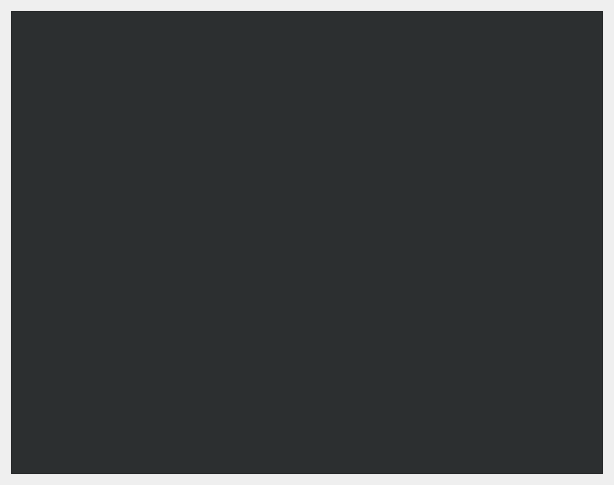
First picture: the form in views/ui/versionlist.ui, repository sisardor/python-training, before the edit.
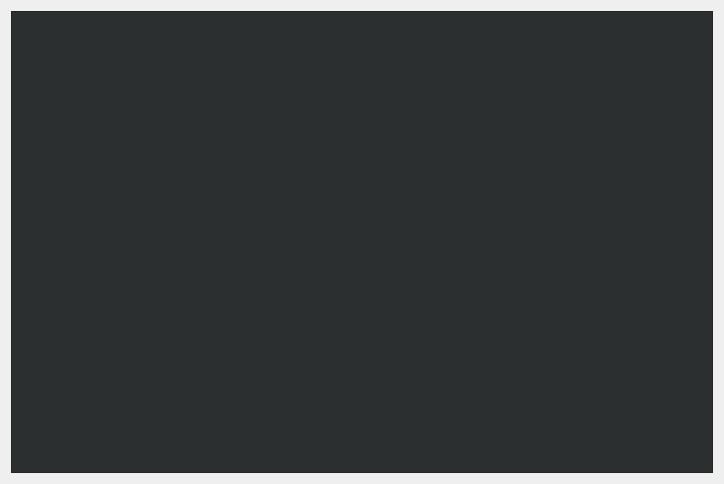
Second picture: the form after the edit. Icons and pictures are not drawn.

The edit to the form file:
```diff
--- a/views/ui/versionlist.ui
+++ b/views/ui/versionlist.ui
@@ -6,8 +6,8 @@
    <rect>
     <x>0</x>
     <y>0</y>
-    <width>614</width>
-    <height>485</height>
+    <width>724</width>
+    <height>484</height>
    </rect>
   </property>
   <property name="windowTitle">
@@ -16,6 +16,12 @@
   <layout class="QHBoxLayout" name="horizontalLayout">
    <item>
     <widget class="QTreeView" name="uiTree">
+     <property name="minimumSize">
+      <size>
+       <width>700</width>
+       <height>0</height>
+      </size>
+     </property>
      <property name="styleSheet">
       <string notr="true">QTreeView {
     background: #2c2f30;
```
